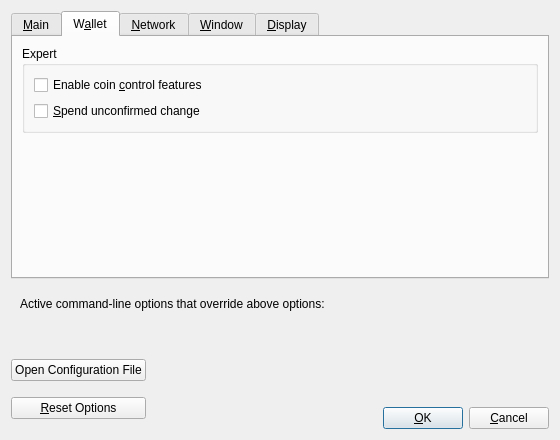
Above: src/qt/forms/optionsdialog.ui from nutucoin/NutucoinV2 before the change. Below: the same form after it.
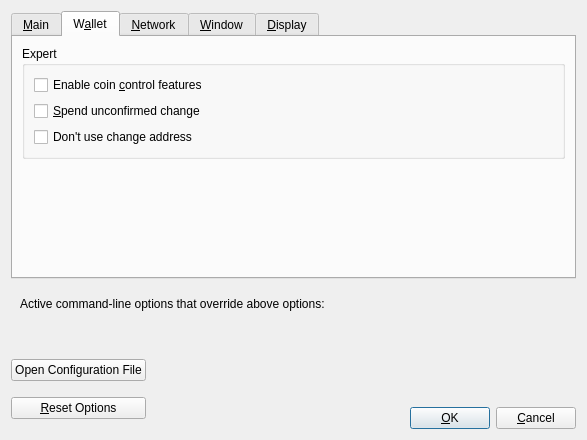
That is the form after the change. The open tabs and pages were chosen to show the change. Custom widgets are drawn as their Qt base class.

Commit message: Add "Don't use change address" option in GUI

The edit to the form file:
```diff
--- a/src/qt/forms/optionsdialog.ui
+++ b/src/qt/forms/optionsdialog.ui
@@ -6,7 +6,7 @@
    <rect>
     <x>0</x>
     <y>0</y>
-    <width>560</width>
+    <width>587</width>
     <height>440</height>
    </rect>
   </property>
@@ -226,6 +226,13 @@
             </property>
            </widget>
           </item>
+          <item>
+           <widget class="QCheckBox" name="donotChangeAddress">
+            <property name="text">
+             <string>Don't use change address</string>
+            </property>
+           </widget>
+          </item>
          </layout>
         </widget>
        </item>
```
Left out of the diff: 2 changed lines with no effect on the pictures. Lines whose indentation alone changed are shown as unchanged.
